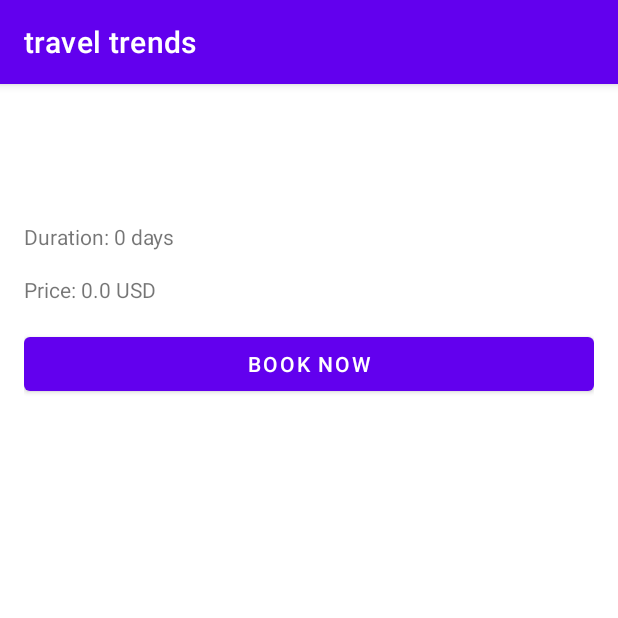
After one commit to fadkeabhi/traveltrends, an Android app: the PackageDetailsActivity screen opened directly, with no data from a screen before it, on a phone screen of 412 x 824 dp, the top half of it. The commit adds this screen. Run offline under Robolectric (Android 15) with nearby library versions, the phone set to English and light mode, and no system bars; our stand-ins replace Firebase (no records; nobody signed in at launch, a user with empty details on screens opened directly).

Commit message:
Add book package action

```diff
--- a/app/src/main/AndroidManifest.xml
+++ b/app/src/main/AndroidManifest.xml
@@ -12,6 +12,12 @@
         android:supportsRtl="true"
         android:theme="@style/Theme.TravelTrends"
         tools:targetApi="31">
+        <activity
+            android:name=".BookPackageActivity"
+            android:exported="false" />
+        <activity
+            android:name=".PackageDetailsActivity"
+            android:exported="false" />
         <activity
             android:name=".UserDashboardActivity"
             android:exported="false" />
--- /dev/null
+++ b/app/src/main/java/com/djabrj/traveltrends/PackageDetailsActivity.kt
@@ -0,0 +1,92 @@
+package com.djabrj.traveltrends
+
+import android.os.Bundle
+import android.widget.Button
+import android.widget.TextView
+import android.widget.Toast
+import androidx.appcompat.app.AppCompatActivity
+import com.google.firebase.auth.FirebaseAuth
+import com.google.firebase.firestore.FieldValue
+import com.google.firebase.firestore.FirebaseFirestore
+import com.google.firebase.firestore.ktx.firestore
+import com.google.firebase.ktx.Firebase
+
+class PackageDetailsActivity : AppCompatActivity() {
+
+    private lateinit var textViewPackageName: TextView
+    private lateinit var textViewPackageDescription: TextView
+    private lateinit var textViewPackageDuration: TextView
+    private lateinit var textViewPackagePrice: TextView
+    private lateinit var buttonBookNow: Button
+
+    private lateinit var auth: FirebaseAuth
+    private lateinit var db: FirebaseFirestore
+
+    override fun onCreate(savedInstanceState: Bundle?) {
+        super.onCreate(savedInstanceState)
+        setContentView(R.layout.activity_package_details)
+
+        // Initialize Firebase
+        auth = FirebaseAuth.getInstance()
+        db = Firebase.firestore
+
+        // Get UI elements
+        textViewPackageName = findViewById(R.id.textViewPackageName)
+        textViewPackageDescription = findViewById(R.id.textViewPackageDescription)
+        textViewPackageDuration = findViewById(R.id.textViewPackageDuration)
+        textViewPackagePrice = findViewById(R.id.textViewPackagePrice)
+        buttonBookNow = findViewById(R.id.buttonBookNow)
+
+        // Get package details from Intent extras
+        val packageId = intent.getStringExtra("packageId")
+        val packageName = intent.getStringExtra("packageName")
+        val packageDescription = intent.getStringExtra("packageDescription")
+        val packageDuration = intent.getIntExtra("packageDuration", 0)
+        val packagePrice = intent.getDoubleExtra("packagePrice", 0.0)
+
+        // Set package details to UI elements
+        textViewPackageName.text = packageName
+        textViewPackageDescription.text = packageDescription
+        textViewPackageDuration.text = "Duration: $packageDuration days"
+        textViewPackagePrice.text = "Price: $packagePrice USD"
+
+        // Set up button click listener for booking
+        buttonBookNow.setOnClickListener {
+            // Check if the user is logged in
+            val currentUser = auth.currentUser
+            if (currentUser != null) {
+                // Implement the booking logic here
+                // For example, you can add a booking record to Firestore
+                // and update the available seats for the travel package.
+                bookPackage(currentUser.uid, packageId.toString())
+            } else {
+                // User is not logged in, handle accordingly (e.g., redirect to login screen)
+                showToast("User not logged in")
+            }
+        }
+    }
+
+    private fun bookPackage(userId: String, packageId: String) {
+        // Get a reference to the travel package document
+        val packageRef = db.collection("travel_packages").document(packageId)
+
+        // Update the travel package document to include the booking information
+        packageRef
+            .update(
+                "bookings_by", FieldValue.arrayUnion(userId)
+                // Add more fields as needed
+            )
+            .addOnSuccessListener {
+                showToast("Booking successful!")
+
+            }
+            .addOnFailureListener { e ->
+                showToast("Error booking package: ${e.message}")
+            }
+    }
+
+
+    private fun showToast(message: String) {
+        Toast.makeText(this, message, Toast.LENGTH_SHORT).show()
+    }
+}
--- a/app/src/main/java/com/djabrj/traveltrends/UserDashboardActivity.kt
+++ b/app/src/main/java/com/djabrj/traveltrends/UserDashboardActivity.kt
@@ -32,7 +32,7 @@ class UserDashboardActivity : AppCompatActivity() {
         }
 
         buttonBookPackage.setOnClickListener {
-
+            startActivity(Intent(this, BookPackageActivity::class.java))
         }
 
         buttonLogout.setOnClickListener {
--- /dev/null
+++ b/app/src/main/res/layout/activity_package_details.xml
@@ -0,0 +1,45 @@
+<?xml version="1.0" encoding="utf-8"?>
+<RelativeLayout xmlns:android="http://schemas.android.com/apk/res/android"
+    android:layout_width="match_parent"
+    android:layout_height="match_parent"
+    android:padding="16dp">
+
+    <TextView
+        android:id="@+id/textViewPackageName"
+        android:layout_width="match_parent"
+        android:layout_height="wrap_content"
+        android:textSize="18sp"
+        android:textStyle="bold"
+        android:layout_marginBottom="8dp"/>
+
+    <TextView
+        android:id="@+id/textViewPackageDescription"
+        android:layout_width="match_parent"
+        android:layout_height="wrap_content"
+        android:layout_below="@id/textViewPackageName"
+        android:layout_marginTop="8dp"
+        android:layout_marginBottom="8dp"/>
+
+    <TextView
+        android:id="@+id/textViewPackageDuration"
+        android:layout_width="match_parent"
+        android:layout_height="wrap_content"
+        android:layout_below="@id/textViewPackageDescription"
+        android:layout_marginTop="8dp"
+        android:layout_marginBottom="8dp"/>
+
+    <TextView
+        android:id="@+id/textViewPackagePrice"
+        android:layout_width="match_parent"
+        android:layout_height="wrap_content"
+        android:layout_below="@id/textViewPackageDuration"
+        android:layout_marginTop="8dp"
+        android:layout_marginBottom="16dp"/>
+
+    <Button
+        android:id="@+id/buttonBookNow"
+        android:layout_width="match_parent"
+        android:layout_height="wrap_content"
+        android:text="Book Now"
+        android:layout_below="@id/textViewPackagePrice"/>
+</RelativeLayout>
--- a/app/src/main/res/layout/item_package.xml
+++ b/app/src/main/res/layout/item_package.xml
@@ -39,4 +39,10 @@
         android:layout_height="wrap_content"
         android:textSize="14sp"
         android:layout_marginTop="4dp"/>
+
+    <Button
+        android:layout_width="wrap_content"
+        android:layout_height="wrap_content"
+        android:id="@+id/button"
+        android:visibility="invisible"/>
 </LinearLayout>
```
Also changed, not shown: app/src/main/java/com/djabrj/traveltrends/BookPackageActivity.kt (added, +152 -0 lines), app/src/main/java/com/djabrj/traveltrends/DisplayPackagesActivity.kt (+5 -2 lines), app/src/main/res/layout/activity_book_package.xml (added, +21 -0 lines).
